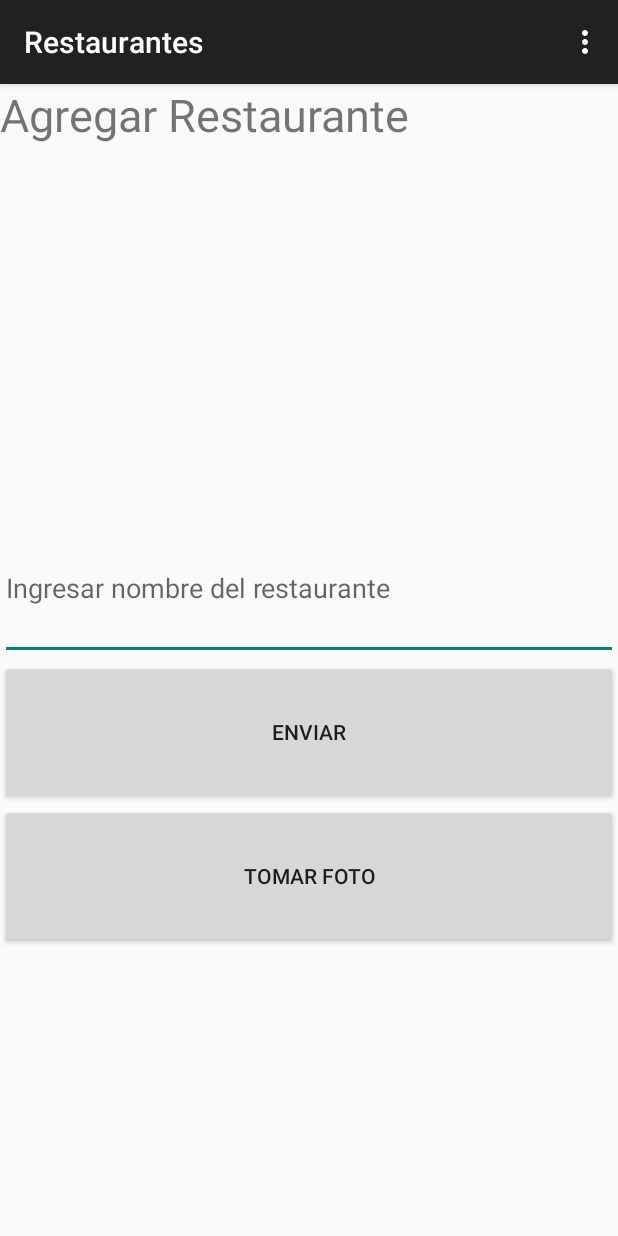
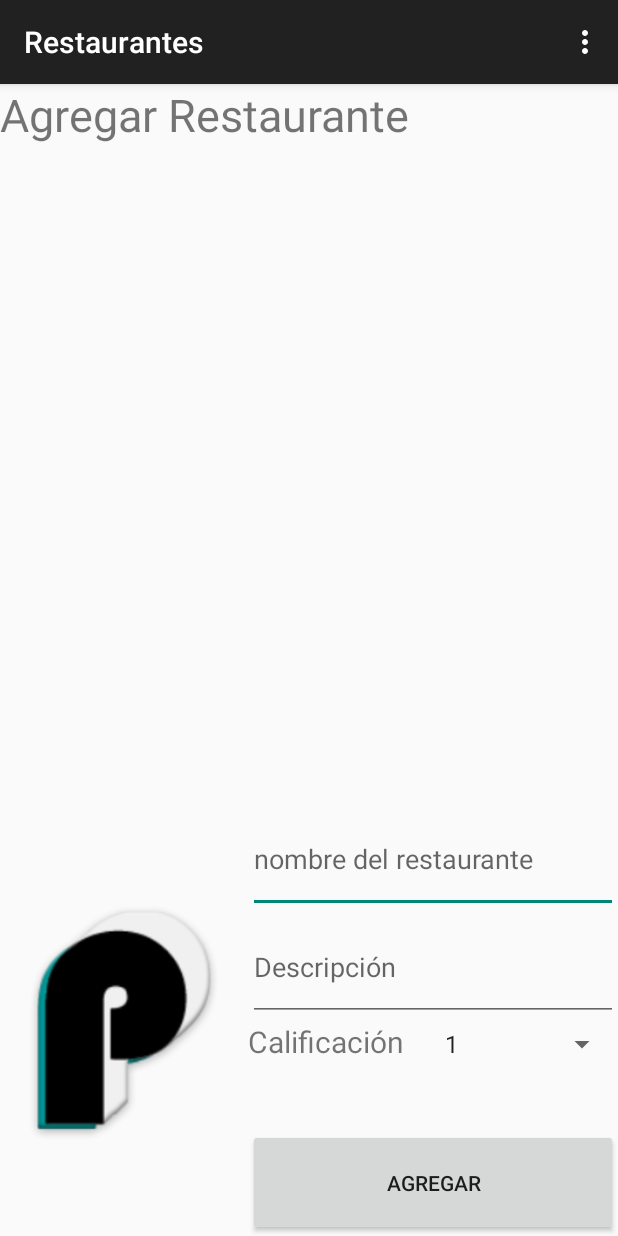
Before and after one commit to pabloh1992/LoginFacebook, an Android app: the Restaurantes screen opened directly, with no data from a screen before it, on a phone screen of 412 x 824 dp. Run offline under Robolectric (Android 15) with nearby library versions, the phone set to English and light mode, and no system bars; our stand-ins replace Volley.

Commit message:
Login + Mostrar Lugares + Servidor + Base de Datos restaurantes (buena) guarda y muestra

```diff
--- a/app/build.gradle
+++ b/app/build.gradle
@@ -23,6 +23,7 @@ dependencies {
     compile fileTree(dir: 'libs', include: ['*.jar'])
     compile 'com.android.support:appcompat-v7:22.0.0'
     compile 'com.facebook.android:facebook-android-sdk:4.1.0'
+    compile 'com.google.android.gms:play-services:7.0.0'
     compile project(':volley')
 
     repositories {
--- a/app/src/main/java/com/pablohenao/loginfacebook/MostrarLugares.java
+++ b/app/src/main/java/com/pablohenao/loginfacebook/MostrarLugares.java
@@ -65,8 +65,6 @@ public class MostrarLugares extends Activity {
                         break;
                     case 1 :
                     //    Toast.makeText(getApplicationContext(), "Bares", Toast.LENGTH_SHORT).show();
-                        Intent j = new Intent(getApplicationContext(), RegisterActivity.class);
-                        startActivity(j);
                         break;
                     case 2 :
                    //     Toast.makeText(getApplicationContext(), "Cafes", Toast.LENGTH_SHORT).show();
--- a/app/src/main/java/com/pablohenao/loginfacebook/Restaurantes.java
+++ b/app/src/main/java/com/pablohenao/loginfacebook/Restaurantes.java
@@ -5,6 +5,8 @@ import android.content.Intent;
 import android.content.pm.ActivityInfo;
 import android.graphics.Bitmap;
 import android.graphics.BitmapFactory;
+import android.location.Location;
+import android.location.LocationListener;
 import android.net.Uri;
 import android.os.AsyncTask;
 import android.os.Bundle;
@@ -12,12 +14,16 @@ import android.os.Environment;
 import android.provider.MediaStore;
 import android.support.v7.app.ActionBarActivity;
 import android.util.Base64;
+import android.util.Log;
 import android.view.Menu;
 import android.view.MenuItem;
 import android.view.View;
+import android.widget.AdapterView;
+import android.widget.ArrayAdapter;
 import android.widget.Button;
 import android.widget.EditText;
 import android.widget.ImageView;
+import android.widget.Spinner;
 import android.widget.TextView;
 import android.widget.Toast;
 
@@ -25,17 +31,27 @@ import com.android.volley.Request;
 import com.android.volley.Response;
 import com.android.volley.VolleyError;
 import com.android.volley.toolbox.JsonObjectRequest;
+import com.google.android.gms.common.ConnectionResult;
+import com.google.android.gms.common.api.GoogleApiClient;
+import com.google.android.gms.location.LocationRequest;
+import com.google.android.gms.location.LocationServices;
 
+import org.apache.http.message.BasicNameValuePair;
 import org.json.JSONException;
 import org.json.JSONObject;
 
 import java.io.ByteArrayOutputStream;
 import java.io.File;
+import java.util.ArrayList;
 import java.util.HashMap;
+import java.util.List;
 import java.util.Map;
 
 
-public class Restaurantes extends ActionBarActivity implements View.OnClickListener {
+public class Restaurantes extends ActionBarActivity implements View.OnClickListener,
+        GoogleApiClient.ConnectionCallbacks ,
+        GoogleApiClient.OnConnectionFailedListener,
+        LocationListener {
     TextView txvtest;
     TextView txvtest2;
     private String foto;
@@ -44,19 +60,77 @@ public class Restaurantes extends ActionBarActivity implements View.OnClickListe
     Bitmap bitmap;
     String encodedString;
     String name;
+    String rate = "0";
+    private GoogleApiClient mGoogleApiClient;
+    private Location currentLocation;
+    private Location mLastLocation;
+    private LocationRequest mLocationRequest;
+    String slatitud;
+    String slongitud;
+    String restaurante;
+    String descrip;
+
+    private EditText edname, eddesc;
+
+ //   private EditText user, pass;
+    private ProgressDialog pDialog;
+
+    // JSON parser class
+    JSONParser jsonParser = new JSONParser();
+
+    private static final String REGISTER_URL = "http://parchapp.esy.es/cas/guardar.php";
+
+    //ids
+    private static final String TAG_SUCCESS = "success";
+    private static final String TAG_MESSAGE = "message";
 
     @Override
     protected void onCreate(Bundle savedInstanceState) {
         super.onCreate(savedInstanceState);
         setContentView(R.layout.activity_restaurantes);
 
-        txvtest = (TextView) findViewById(R.id.txv);
-        txvtest2 = (TextView) findViewById(R.id.txv2);
-        Button btnenviar = (Button) findViewById(R.id.btnenv);
-        Button btncamara = (Button) findViewById(R.id.btncam);
-        btnenviar.setOnClickListener(this);
+
+        Button btncamara = (Button) findViewById(R.id.btncam);  //REGISTER
         btncamara.setOnClickListener(this);
         setRequestedOrientation(ActivityInfo.SCREEN_ORIENTATION_PORTRAIT);
+
+        EditText edname = (EditText) findViewById(R.id.edname);  // user
+        EditText eddesc = (EditText) findViewById(R.id.eddesc);
+
+        final Spinner listah = (Spinner) findViewById(R.id.spinrate);
+        ArrayAdapter<CharSequence> adapter = ArrayAdapter.createFromResource(this,
+                R.array.num_array, android.R.layout.simple_spinner_item);
+        adapter.setDropDownViewResource(android.R.layout.simple_spinner_dropdown_item);
+        listah.setAdapter(adapter);
+        listah.setOnItemSelectedListener(new AdapterView.OnItemSelectedListener() {
+            @Override
+            public void onItemSelected(AdapterView<?> parent, View view, int position, long id) {
+                String hotel = String.valueOf(listah.getSelectedItem());
+
+                if(position == 0){
+                    rate = "1";
+                }
+                if(position==1){
+                    rate = "2";
+                }
+                if(position==2){
+                    rate = "3";
+                }
+                if(position==3){
+                    rate = "4";
+                }
+                if(position==4){
+                    rate = "5";
+                }
+            }
+
+            @Override
+            public void onNothingSelected(AdapterView<?> parent) {
+
+            }
+        });
+        buildGoogleApiClient();
+        createLocationRequest();
     }
 
 
@@ -85,12 +159,23 @@ public class Restaurantes extends ActionBarActivity implements View.OnClickListe
 
     @Override
     public void onClick(View v) {
-        if (v.getId()==R.id.btnenv){
-            EditText num = (EditText) findViewById(R.id.ednum);
-            enviarnum(num.getText().toString());
-        }
+
         if (v.getId()==R.id.btncam){
+            EditText edname = (EditText) findViewById(R.id.edname);  // user
+            EditText eddesc = (EditText) findViewById(R.id.eddesc);  // pass
+            currentLocation = LocationServices.FusedLocationApi.getLastLocation(mGoogleApiClient);
+            restaurante = edname.getText().toString();
+            descrip = eddesc.getText().toString();
+            double latitud = currentLocation.getLatitude();
+            double longitud = currentLocation.getLongitude();
+            slatitud = String.valueOf(latitud);
+            slongitud = String.valueOf(longitud);
             aleatorio = new Double(Math.random() * 100).intValue();
+
+
+     //       new CreateUser().execute();
+
+
             foto = Environment.getExternalStorageDirectory() + "/imagen"+ aleatorio +".png";
             name = "/imagen"+ aleatorio +".png";
             Intent intent = new Intent(MediaStore.ACTION_IMAGE_CAPTURE);
@@ -99,6 +184,74 @@ public class Restaurantes extends ActionBarActivity implements View.OnClickListe
             startActivityForResult(intent, TAKE_PICTURE); // 1 para la camara, 2 para la galeria
         }
     }
+
+    class CreateUser extends AsyncTask<String, String, String> {
+
+
+        @Override
+        protected void onPreExecute() {
+            super.onPreExecute();
+            pDialog = new ProgressDialog(Restaurantes.this);
+            pDialog.setMessage("Creating User...");
+            pDialog.setIndeterminate(false);
+            pDialog.setCancelable(true);
+            pDialog.show();
+        }
+
+        @Override
+        protected String doInBackground(String... args) {
+            // TODO Auto-generated method stub
+            // Check for success tag
+            int success;
+      //      EditText edname = (EditText) findViewById(R.id.edname);  // user
+      //      EditText eddesc = (EditText) findViewById(R.id.eddesc);  // pass
+       //     String username = edname.getText().toString();
+       //     String password = eddesc.getText().toString();
+            try {
+                // Building Parameters
+                List params = new ArrayList();
+                params.add(new BasicNameValuePair("nombre", restaurante));
+                params.add(new BasicNameValuePair("descripcion", descrip));
+
+                Log.d("request!", "starting");
+
+                //Posting user data to script
+                JSONObject json = jsonParser.makeHttpRequest(
+                        REGISTER_URL, "POST", params);
+
+                // full json response
+                Log.d("Registering attempt", json.toString());
+
+                // json success element
+                success = json.getInt(TAG_SUCCESS);
+                if (success == 1) {
+                    Log.d("User Created!", json.toString());
+                    finish();
+                    return json.getString(TAG_MESSAGE);
+                }else{
+                    Log.d("Registering Failure!", json.getString(TAG_MESSAGE));
+                    return json.getString(TAG_MESSAGE);
+
+                }
+            } catch (JSONException e) {
+                e.printStackTrace();
+            }
+
+            return null;
+
+        }
+
+        protected void onPostExecute(String file_url) {
+            // dismiss the dialog once product deleted
+            pDialog.dismiss();
+            if (file_url != null){
+                Toast.makeText(Restaurantes.this, file_url, Toast.LENGTH_LONG).show();
+            }
+        }
+    }
+
+
+
     public static String URL = "http://parchapp.esy.es/prueba.php";
     private void enviarnum(String numero) {
         Map<String, String> params3 = new HashMap<String, String>();
@@ -113,8 +266,7 @@ public class Restaurantes extends ActionBarActivity implements View.OnClickListe
                         try {
                             String resp1 = response.getString("resp1");
                             String resp2 = response.getString("resp2");
-                            txvtest.setText(resp1);
-                            txvtest2.setText(resp2);
+                            Toast.makeText(getApplicationContext(), "Imagen subida", Toast.LENGTH_SHORT).show();
                         } catch (JSONException e) {
                             e.printStackTrace();
                         }
@@ -122,13 +274,28 @@ public class Restaurantes extends ActionBarActivity implements View.OnClickListe
                 }, new Response.ErrorListener()
         {       @Override
                 public void onErrorResponse(VolleyError error) {
-                Toast.makeText(getApplicationContext(), "Error en peticion Json", Toast.LENGTH_SHORT).show();
+                Toast.makeText(getApplicationContext(), "Imagen subida", Toast.LENGTH_SHORT).show();
             }
         }
         );
 
         MySingleton.getInstance(this).addToRequestQueue(getRequest);
 
+    }
+
+    protected synchronized void buildGoogleApiClient(){
+        mGoogleApiClient = new GoogleApiClient.Builder(this)
+                .addConnectionCallbacks(this)
+                .addOnConnectionFailedListener(this)
+                .addApi(LocationServices.API)
+                .build();
+    }
+
+    protected void createLocationRequest(){
+        mLocationRequest = new LocationRequest();
+        mLocationRequest.setInterval(10000);
+        mLocationRequest.setFastestInterval(5000);
+        mLocationRequest.setPriority(LocationRequest.PRIORITY_HIGH_ACCURACY);
     }
 
     @Override
@@ -145,6 +312,64 @@ public class Restaurantes extends ActionBarActivity implements View.OnClickListe
         else
             Toast.makeText(getApplicationContext(), "No se ha realizado la foto", Toast.LENGTH_SHORT).show();
     }
+
+    @Override
+    public void onConnected(Bundle bundle) {
+        mLastLocation=LocationServices.FusedLocationApi.getLastLocation(mGoogleApiClient);
+        if (mLastLocation!=null){
+            currentLocation = mLastLocation;
+        }
+        else{
+            LocationServices.FusedLocationApi.requestLocationUpdates(mGoogleApiClient, mLocationRequest, (com.google.android.gms.location.LocationListener) this);
+        }
+    }
+
+    @Override
+    public void onConnectionSuspended(int i) {
+
+    }
+
+    @Override
+    public void onLocationChanged(Location location) {
+        currentLocation = location;
+    }
+
+    @Override
+    public void onStatusChanged(String provider, int status, Bundle extras) {
+
+    }
+
+    @Override
+    public void onProviderEnabled(String provider) {
+
+    }
+
+    @Override
+    public void onProviderDisabled(String provider) {
+
+    }
+
+    @Override
+    public void onConnectionFailed(ConnectionResult connectionResult) {
+
+    }
+
+    @Override
+    public void onPause() {
+        super.onPause();
+        if(mGoogleApiClient.isConnected()){
+            mGoogleApiClient.disconnect();
+        }
+    }
+
+    @Override
+    public void onResume() {
+        super.onResume();
+        if(!mGoogleApiClient.isConnected()) {
+            mGoogleApiClient.connect();
+        }
+    }
+
     class UploaderFoto extends AsyncTask  <String, Void, Void>{
 
         ProgressDialog pDialog;
@@ -186,8 +411,14 @@ public class Restaurantes extends ActionBarActivity implements View.OnClickListe
             Map<String, String> paramsfoto = new HashMap<String, String>();
             paramsfoto.put("image", encodedString);
             paramsfoto.put("filename",name);
+            paramsfoto.put("latitud",slatitud);
+            paramsfoto.put("longitud",slongitud);
+            paramsfoto.put("nombrest",restaurante);
+            paramsfoto.put("descrip",descrip);
+            paramsfoto.put("nota",rate);
             // Trigger Image upload
             triggerImageUpload(paramsfoto);
+            new CreateUser().execute();
             pDialog.dismiss();
         }
     }
@@ -205,9 +436,8 @@ public class Restaurantes extends ActionBarActivity implements View.OnClickListe
                     public void onResponse(JSONObject response) {
                         try {
                             String resp1 = response.getString("resp1");
-                            txvtest.setText(resp1);
                             String resp2 = response.getString("resp2");
-                            txvtest2.setText(resp2);
+                            Toast.makeText(getApplicationContext(), "Imagen subida", Toast.LENGTH_SHORT).show();
                         } catch (JSONException e) {
                             e.printStackTrace();
                         }
@@ -215,7 +445,7 @@ public class Restaurantes extends ActionBarActivity implements View.OnClickListe
                 }, new Response.ErrorListener()
         {       @Override
                 public void onErrorResponse(VolleyError error) {
-                Toast.makeText(getApplicationContext(), "Error en peticion Json", Toast.LENGTH_SHORT).show();
+                Toast.makeText(getApplicationContext(), "Imagen subida", Toast.LENGTH_SHORT).show();
             }
         }
         );
--- a/app/src/main/res/layout/activity_restaurantes.xml
+++ b/app/src/main/res/layout/activity_restaurantes.xml
@@ -9,48 +9,69 @@
         android:layout_height="fill_parent"
         android:text="Agregar Restaurante"
         android:textSize="30dp"
-        android:layout_weight="1"/>
+        android:layout_weight="1.5"/>
+    <ImageView
+        android:layout_width="fill_parent"
+        android:layout_height="fill_parent"
+        android:layout_weight="0.7"
+        android:id="@+id/imageView1"/>
+    <LinearLayout
+        android:layout_width="fill_parent"
+        android:layout_height="fill_parent"
+        android:layout_weight="1"
+        android:orientation="horizontal">
+        <ImageView
+            android:layout_width="fill_parent"
+            android:layout_height="fill_parent"
+            android:layout_weight="1.5"
+            android:src="@drawable/logo"/>
+        <LinearLayout
+            android:layout_width="fill_parent"
+            android:layout_height="fill_parent"
+            android:orientation="vertical"
+            android:layout_weight="1">
+            <EditText
+                android:layout_width="fill_parent"
+                android:layout_height="fill_parent"
+                android:layout_weight="1"
+                android:hint="nombre del restaurante"
+                android:id="@+id/edname"/>
+
+            <EditText
+                android:layout_width="fill_parent"
+                android:layout_height="fill_parent"
+                android:layout_weight="1"
+                android:hint="Descripción"
+                android:id="@+id/eddesc"/>
+            <LinearLayout
+                android:layout_width="fill_parent"
+                android:layout_height="fill_parent"
+                android:layout_weight="1"
+                android:orientation="horizontal">
                 <TextView
                     android:layout_width="fill_parent"
                     android:layout_height="fill_parent"
                     android:layout_weight="1"
-        android:id="@+id/txv"/>
-    <TextView
+                    android:text="Calificación"
+                    android:textSize="20dp"/>
+                <Spinner
                     android:layout_width="fill_parent"
-        android:layout_height="fill_parent"
+                    android:layout_height="wrap_content"
                     android:layout_weight="1"
-        android:id="@+id/txv2"/>
-    <EditText
-        android:layout_width="fill_parent"
-        android:layout_height="fill_parent"
-        android:layout_weight="1"
-        android:hint="Ingresar nombre del restaurante"
-        android:id="@+id/ednum"/>
+                    android:id="@+id/spinrate">
+                </Spinner>
+            </LinearLayout>
+
             <Button
                 android:layout_width="fill_parent"
                 android:layout_height="fill_parent"
                 android:layout_weight="1"
-        android:text="enviar"
-        android:id="@+id/btnenv"
-        />
-    <Button
-        android:layout_width="fill_parent"
-        android:layout_height="fill_parent"
-        android:layout_weight="1"
-        android:text="Tomar Foto"
+                android:text="Agregar"
                 android:id="@+id/btncam"
                 />
-    <ImageView
-        android:layout_width="fill_parent"
-        android:layout_height="fill_parent"
-        android:layout_weight="1"
-        android:id="@+id/imageView1"/>
-    <FrameLayout
-        android:id="@+id/container"
-        tools:context="com.pablohenao.loginfacebook.restaurantes"
-        tools:ignore="MergeRootFrame"
-        android:layout_width="match_parent"
-        android:layout_height="match_parent"
-        android:layout_weight="1"
-        />
         </LinearLayout>
+
+    </LinearLayout>
+
+
+</LinearLayout>
--- a/app/src/main/res/values/strings.xml
+++ b/app/src/main/res/values/strings.xml
@@ -14,4 +14,12 @@
     <string name="title_activity_register">Registro</string>
     <string name="title_activity_my">MyActivity</string>
 
+    <string-array name="num_array">
+        <item>1</item>
+        <item>2</item>
+        <item>3</item>
+        <item>4</item>
+        <item>5</item>
+    </string-array>
+
 </resources>
```
Also changed, not shown: app/src/main/AndroidManifest.xml (+13 -0 lines), app/src/main/java/com/pablohenao/loginfacebook/RegisterActivity.java (deleted, +0 -152 lines), app/src/main/res/layout/william.xml (deleted, +0 -67 lines), 1 other file. Lines whose indentation alone changed are shown as unchanged.
